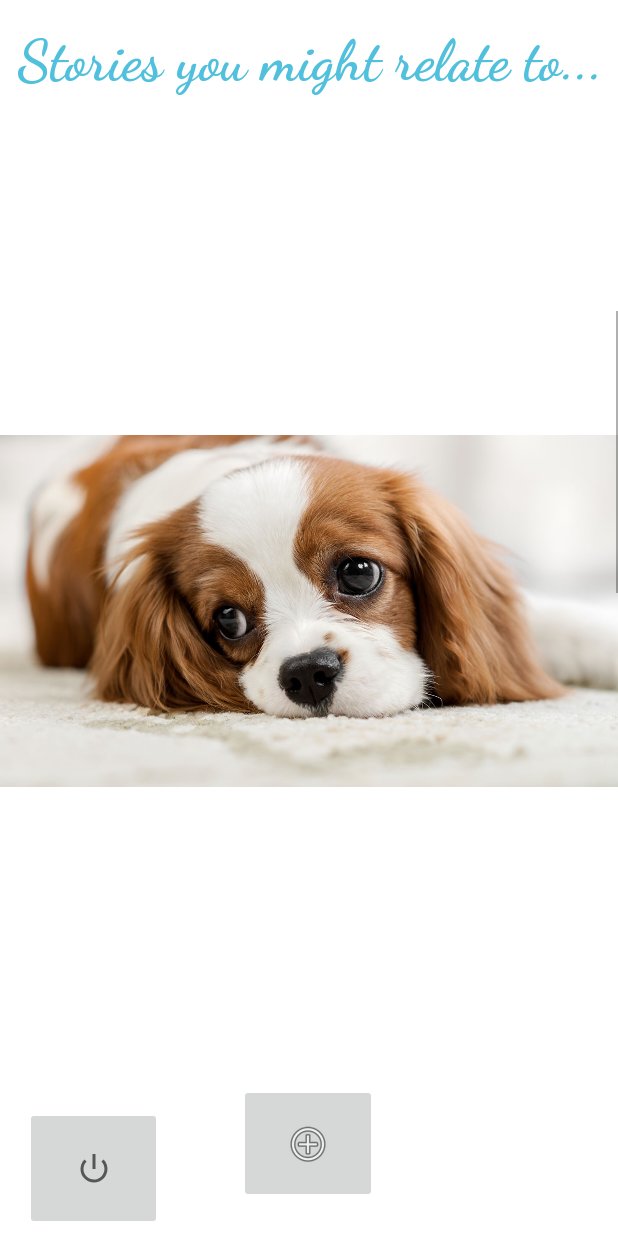
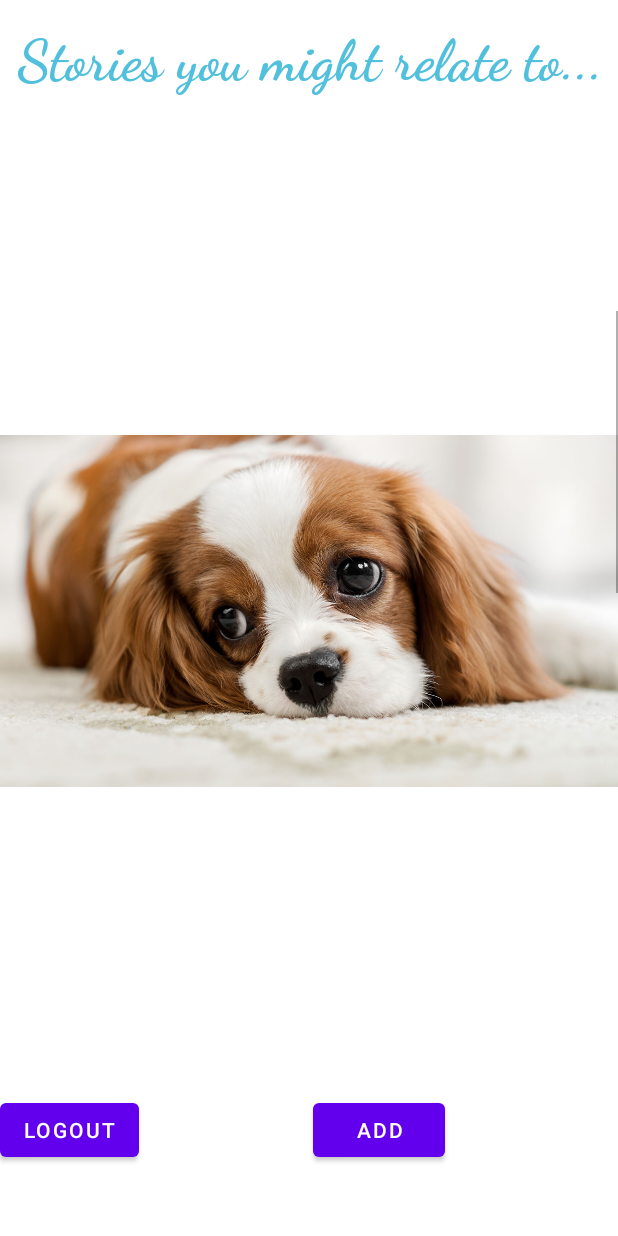
Before and after one commit to romibarel/Hackathon-, an Android app: the HomeActivity screen opened directly, with no data from a screen before it, on a phone screen of 412 x 824 dp. Run offline under Robolectric (Android 15) with nearby library versions, the light colour scheme and no system bars.

Commit message:
add story button and page are connected <'``'

```diff
--- a/Hestory/app/src/main/java/com/example/hestory/HomeActivity.java
+++ b/Hestory/app/src/main/java/com/example/hestory/HomeActivity.java
@@ -17,14 +17,13 @@ public class HomeActivity extends AppCompatActivity {
     @Override
     protected void onCreate(Bundle savedInstanceState) {
         super.onCreate(savedInstanceState);
-        final ProgressBar loadingProgressBar = findViewById(R.id.loading);
-        final ImageButton addButton = (ImageButton) findViewById(R.id.addButton);
         setContentView(R.layout.activity_home);
+        final Button addButton = findViewById(R.id.addButton);
+
 
         addButton.setOnClickListener(new View.OnClickListener() {
             @Override
             public void onClick(View v) {
-                loadingProgressBar.setVisibility(View.VISIBLE);
                 openAddStoryActivity();
                 Log.d("success", "opened reg");
             }
--- a/Hestory/app/src/main/res/layout/activity_home.xml
+++ b/Hestory/app/src/main/res/layout/activity_home.xml
@@ -21,18 +21,6 @@
         app:layout_constraintEnd_toEndOf="parent"
         app:layout_constraintStart_toStartOf="parent"
         app:layout_constraintTop_toTopOf="parent" />
-
-    <ImageButton
-        android:id="@+id/addButton"
-        android:layout_width="92dp"
-        android:layout_height="79dp"
-        app:layout_constraintBottom_toBottomOf="parent"
-        app:layout_constraintEnd_toEndOf="parent"
-        app:layout_constraintHorizontal_bias="0.498"
-        app:layout_constraintStart_toStartOf="parent"
-        app:layout_constraintTop_toBottomOf="@+id/scrollView2"
-        app:layout_constraintVertical_bias="0.647"
-        app:srcCompat="@android:drawable/ic_menu_add" />
 
     <ScrollView
         android:id="@+id/scrollView2"
@@ -67,15 +55,24 @@
         </LinearLayout>
     </ScrollView>
 
-    <ImageButton
-        android:id="@+id/logout"
-        android:layout_width="91dp"
-        android:layout_height="82dp"
-        android:layout_marginEnd="304dp"
-        android:layout_marginBottom="4dp"
+    <Button
+        android:id="@+id/quit"
+        android:layout_width="wrap_content"
+        android:layout_height="wrap_content"
+        android:text="Logout"
+        app:layout_constraintBottom_toBottomOf="parent"
+        app:layout_constraintStart_toStartOf="parent"
+        app:layout_constraintTop_toBottomOf="@+id/scrollView2" />
+
+    <Button
+        android:id="@+id/addButton"
+        android:layout_width="wrap_content"
+        android:layout_height="wrap_content"
+        android:text="add"
         app:layout_constraintBottom_toBottomOf="parent"
         app:layout_constraintEnd_toEndOf="parent"
-        app:srcCompat="@android:drawable/ic_lock_power_off" />
+        app:layout_constraintStart_toEndOf="@+id/quit"
+        app:layout_constraintTop_toBottomOf="@+id/scrollView2" />
 
 </androidx.constraintlayout.widget.ConstraintLayout>
 <!--<androidx.coordinatorlayout.widget.CoordinatorLayout-->
```
